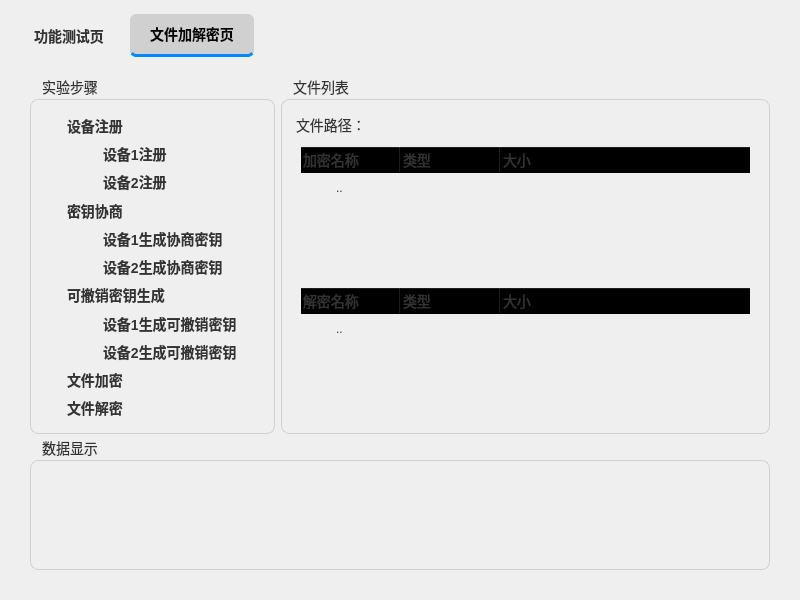
Above: functiontest.ui from xiangxu05/encryptoDecryptoTest before the change. Below: the same form after it.
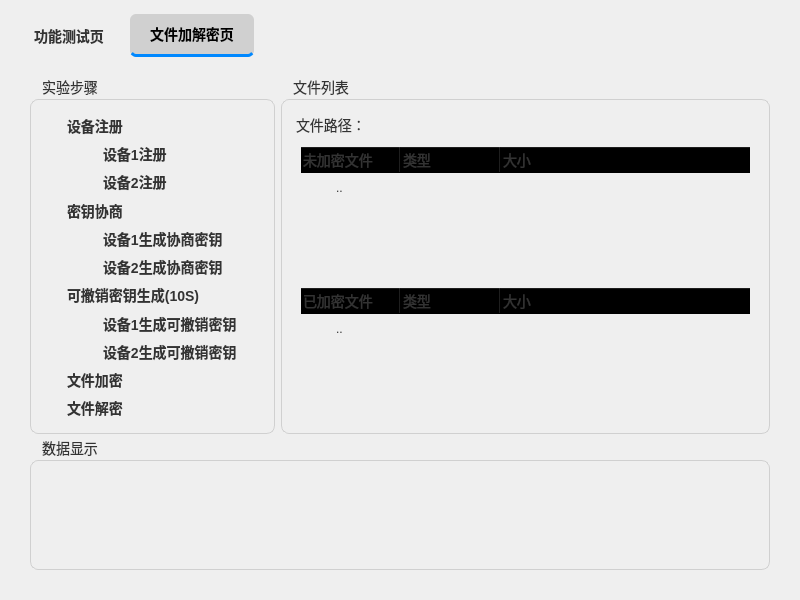
That is the form after the change. The open tabs and pages were chosen to show the change. Custom widgets are drawn as their Qt base class.

What changed in the file:
```diff
--- a/functiontest.ui
+++ b/functiontest.ui
@@ -1097,7 +1097,7 @@
                <bool>true</bool>
               </property>
               <property name="text">
-               <string>可撤销密钥生成</string>
+               <string>可撤销密钥生成(10S)</string>
               </property>
               <property name="checkable">
                <bool>true</bool>
@@ -1239,7 +1239,7 @@
               </attribute>
               <column>
                <property name="text">
-                <string>加密名称</string>
+                <string>未加密文件</string>
                </property>
               </column>
               <column>
@@ -1263,7 +1263,7 @@
              <widget class="QTreeWidget" name="treeWidget_2">
               <column>
                <property name="text">
-                <string>解密名称</string>
+                <string>已加密文件</string>
                </property>
               </column>
               <column>
```
Left out of the diff: 24 changed lines with no effect on the pictures.
